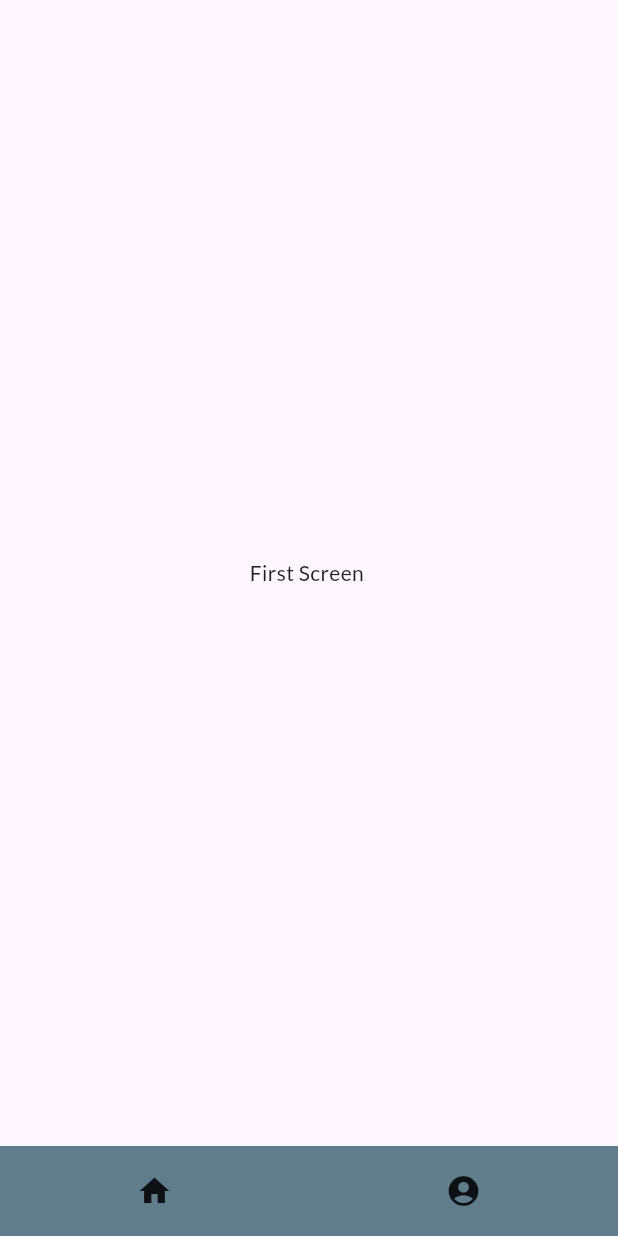
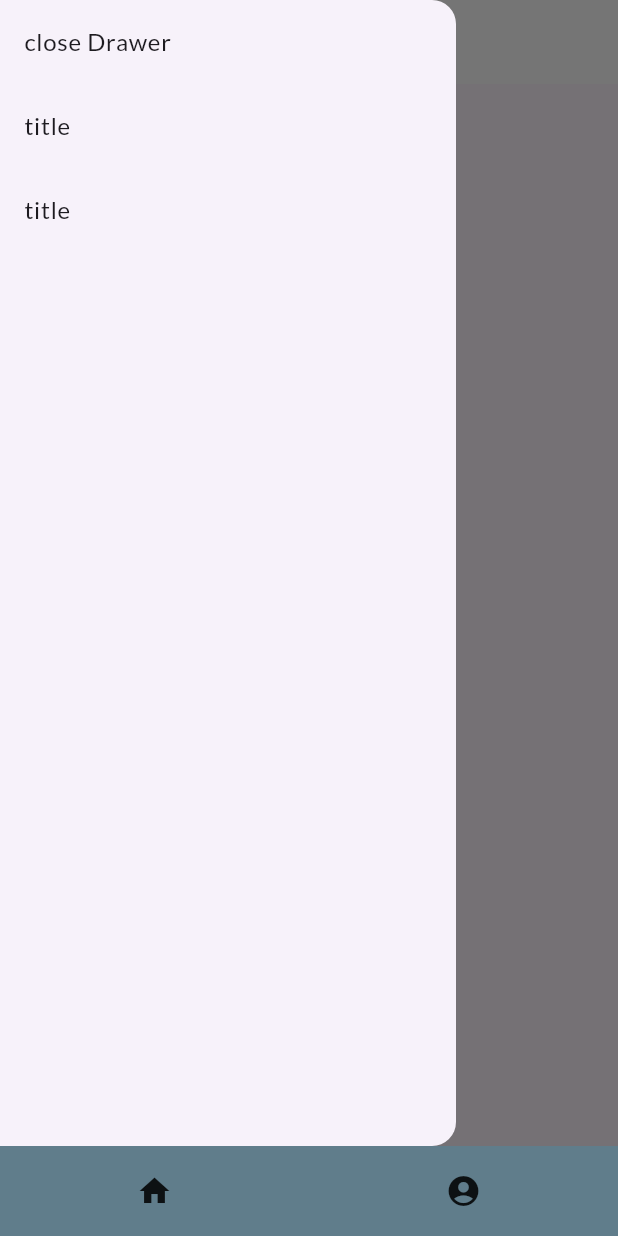
Before and after one commit to vipin-Chowdhary/7daysofFlutter, a Flutter app: the CustomNavigationBar screen opened directly, with the side drawer open (before the commit the screen has no drawer), on a phone screen of 412 x 824 dp. Run offline on Flutter 3.47's test engine with Material 3 defaults, Android fonts, the phone set to English and light mode, and no system bars; our stand-ins replace google_fonts; network calls fail.

Commit message:
worked on many buttons

```diff
--- a/lib/main.dart
+++ b/lib/main.dart
@@ -2,6 +2,7 @@ import 'package:demo_project/view/home_screen.dart';
 import 'package:demo_project/view/login_screen.dart';
 import 'package:demo_project/models/catalog.dart';
 import 'package:demo_project/utils/app_routes.dart';
+import 'package:demo_project/view/nav_bar/second_nav_bar.dart';
 import 'package:flutter/material.dart';
 import 'package:google_fonts/google_fonts.dart';
 
@@ -28,6 +29,7 @@ appBarTheme: AppBarTheme(
        fontFamily: GoogleFonts.lato().fontFamily,
 
       ),
+
       initialRoute: AppRoutes.homeScreen,
       routes: {
         AppRoutes.homeScreen : (context) => HomeScreen(),
--- /dev/null
+++ b/lib/view/nav_bar/first_nav_bar.dart
@@ -0,0 +1,96 @@
+import 'package:flutter/material.dart';
+
+class FirstScreenNavbar extends StatelessWidget {
+  const FirstScreenNavbar({super.key});
+
+  @override
+  Widget build(BuildContext context) {
+    return Scaffold(
+      appBar: AppBar(
+        leading: Builder(
+          builder:
+              (context) => IconButton(
+                icon: Icon(Icons.menu),
+                onPressed: () {
+                  Scaffold.of(context).openDrawer();
+                },
+              ),
+        ),
+      ),
+      drawer: Drawer(
+        child: ListView(
+          children: [
+            Builder(
+              builder: (context) {
+                return ListTile(
+                  onTap: () {
+                    Scaffold.of(context).closeDrawer();
+                  },
+
+                  title: Text('close Drawer'),
+                );
+              },
+            ),
+            ListTile(title: Text('title')),
+            ListTile(title: Text('title')),
+          ],
+        ),
+      ),
+      body: Center(
+        child: Column(
+          mainAxisAlignment: MainAxisAlignment.center,
+          children: [
+            Material(
+              color: Colors.red,
+              animationDuration: Duration(seconds: 8),
+              shadowColor: Colors.pink,
+              borderRadius: BorderRadius.circular(50),
+              surfaceTintColor: Colors.yellow,
+              clipBehavior: Clip.antiAlias,
+
+              child: InkWell(
+                onTap: () {
+                  print("Tapped 1");
+                },
+                child: Container(
+                  padding: EdgeInsets.all(16),
+                  // color: Colors.blue,
+                  child: Text('Tap Me', style: TextStyle(color: Colors.white)),
+                ),
+              ),
+            ),
+            SizedBox(height: 40),
+            GestureDetector(
+              onTap: () {
+                print("Tapped 2");
+              },
+              child: Container(
+                padding: EdgeInsets.all(16),
+                color: Colors.green,
+                child: Text('No Ripple Effect'),
+              ),
+            ),
+            SizedBox(height: 40),
+            InkResponse(
+              onTap: () {
+                print("Tapped");
+              },
+              radius: 30,
+              child: Container(
+                padding: EdgeInsets.all(16),
+                child: Icon(Icons.touch_app),
+              ),
+            ),
+            SizedBox(height: 40),
+            ElevatedButton(onPressed: () {}, child: Text('Click')),
+            SizedBox(height: 40),
+
+            // Material(
+            //   child: InkWell(),
+            // )
+          ],
+        ),
+      ),
+    );
+  }
+}
--- a/lib/view/navi_bar.dart
+++ b/lib/view/nav_bar/navi_bar.dart
@@ -1,3 +1,6 @@
+import 'package:demo_project/view/nav_bar/first_nav_bar.dart';
+import 'package:demo_project/view/nav_bar/second_nav_bar.dart';
+import 'package:demo_project/view/second_screen.dart';
 import 'package:flutter/material.dart';
 
 class CustomNavigationBar extends StatefulWidget {
@@ -10,9 +13,9 @@ class CustomNavigationBar extends StatefulWidget {
 class _CustomNavigationBarState extends State<CustomNavigationBar> {
   int selectedIndex = 0;
   List screenList = [
-    Center(child: Text("First Screen ")),
-    Center(child: Text("Second Screen")),
-    Center(child: Text("Third Screen ")),
+    FirstScreenNavbar(),
+   SecondScreenNaviBar(),
+
   ];
   @override
   Widget build(BuildContext context) {
@@ -24,7 +27,24 @@ class _CustomNavigationBarState extends State<CustomNavigationBar> {
         height: 60,
         child: Row(
           mainAxisAlignment: MainAxisAlignment.spaceAround,
-          children: [Icon(Icons.home), Icon(Icons.account_circle)],
+          children: [
+            GestureDetector(
+              onTap: () {
+                setState(() {
+                  selectedIndex = 0;
+                });
+              },
+              child: Icon(Icons.home),
+            ),
+            GestureDetector(
+              onTap: () {
+                setState(() {
+                  selectedIndex = 1;
+                });
+              },
+              child: Icon(Icons.account_circle),
+            ),
+          ],
         ),
       ),
 
--- /dev/null
+++ b/lib/view/nav_bar/second_nav_bar.dart
@@ -0,0 +1,13 @@
+import 'package:flutter/material.dart';
+
+class SecondScreenNaviBar extends StatelessWidget {
+  const SecondScreenNaviBar({super.key});
+
+  @override
+  Widget build(BuildContext context) {
+    return
+        Scaffold(appBar: AppBar(),
+            drawer: Drawer(),
+            body: Center(child: Text("Second Screen")));
+  }
+}
--- a/lib/view/second_screen.dart
+++ b/lib/view/second_screen.dart
@@ -1,5 +1,5 @@
 import 'package:demo_project/view/dialog_screen.dart';
-import 'package:demo_project/view/navi_bar.dart';
+import 'package:demo_project/view/nav_bar/navi_bar.dart';
 import 'package:flutter/material.dart';
 
 class SecondScreen extends StatefulWidget {
@@ -35,6 +35,7 @@ class _SecondScreenState extends State<SecondScreen> {
   @override
   Widget build(BuildContext context) {
     return Scaffold(
+
       appBar: AppBar(
         backgroundColor: Colors.yellow[400],
         elevation: 3,
```
